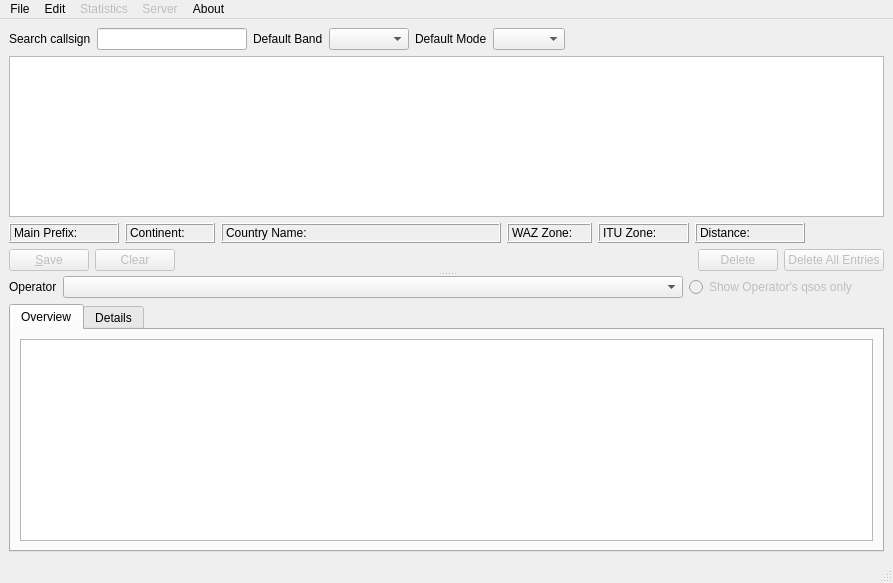
This is src/gui/linlogbook.ui in dl1ksv/linlogbook as Qt 5 draws it before an edit. The edited form follows.
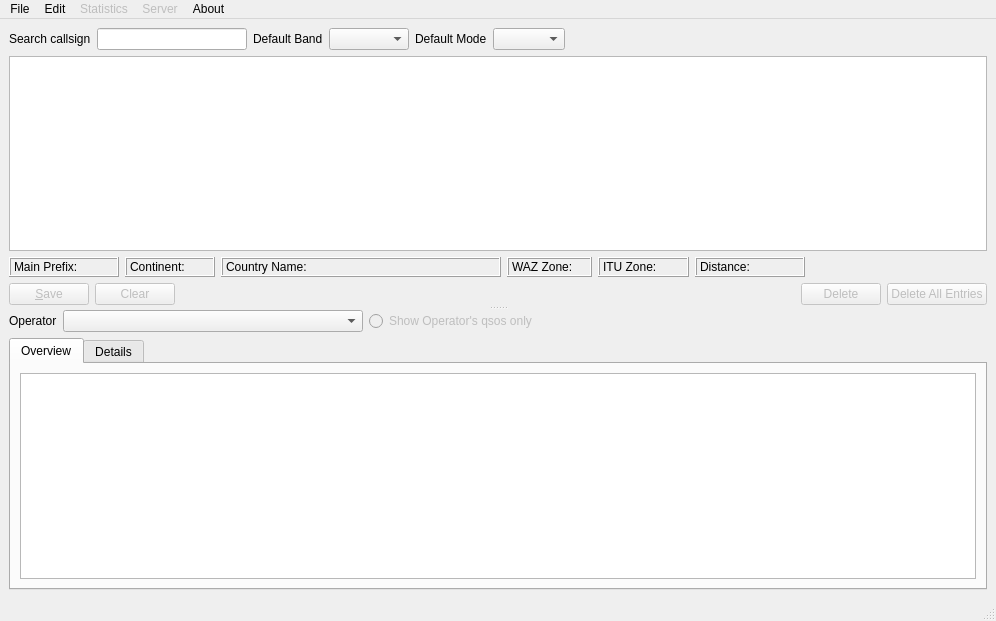
This is the edited form. Icons and pictures are not drawn. Custom widgets are drawn as their Qt base class.

Commit message: Save and restore geometry and state of the qso tables

```diff
--- a/src/gui/linlogbook.ui
+++ b/src/gui/linlogbook.ui
@@ -7,8 +7,8 @@
    <rect>
     <x>0</x>
     <y>0</y>
-    <width>893</width>
-    <height>583</height>
+    <width>996</width>
+    <height>621</height>
    </rect>
   </property>
   <property name="sizePolicy">
@@ -516,7 +516,7 @@
         </item>
        </layout>
       </widget>
-      <widget class="QWidget" name="layoutWidget">
+      <widget class="QWidget" name="layoutWidget1">
        <layout class="QVBoxLayout" name="verticalLayout_3">
         <item>
          <layout class="QHBoxLayout" name="horizontalLayout_3">
@@ -529,15 +529,21 @@
           </item>
           <item>
            <widget class="QComboBox" name="opCallsign">
+            <property name="sizePolicy">
+             <sizepolicy hsizetype="Minimum" vsizetype="Fixed">
+              <horstretch>10</horstretch>
+              <verstretch>0</verstretch>
+             </sizepolicy>
+            </property>
             <property name="minimumSize">
              <size>
-              <width>200</width>
+              <width>50</width>
               <height>0</height>
              </size>
             </property>
             <property name="maximumSize">
              <size>
-              <width>620</width>
+              <width>300</width>
               <height>16777215</height>
              </size>
             </property>
@@ -646,8 +652,8 @@
     <rect>
      <x>0</x>
      <y>0</y>
-     <width>893</width>
-     <height>19</height>
+     <width>996</width>
+     <height>23</height>
     </rect>
    </property>
    <property name="defaultUp">
```
Left out of the diff: 6 changed lines with no effect on the pictures. The commit also changes 2 other files.
